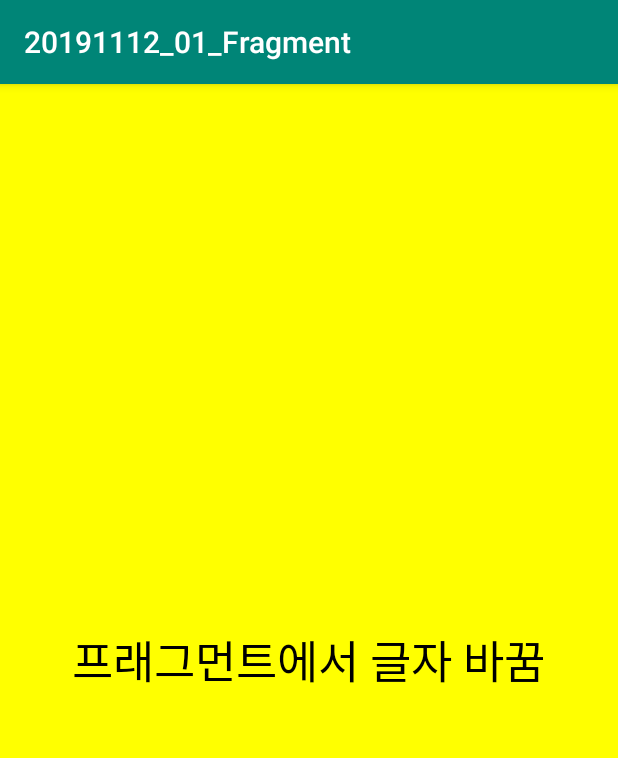
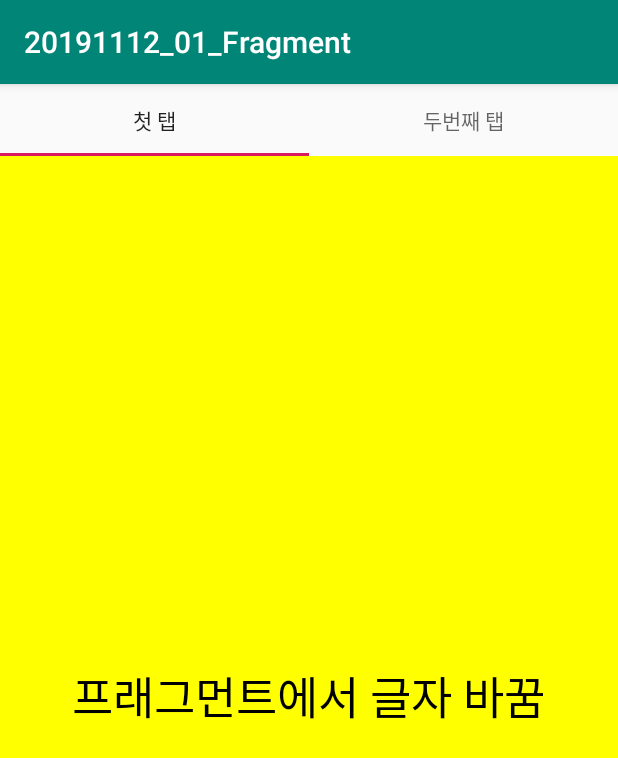
Before and after one commit to sangone88/20191112_01_Fragment, an Android app: the screen it shows after launch (TestActivity), on a phone screen of 412 x 824 dp. Shown: the top 758 px of the screen. Run offline under Robolectric (Android 15) with nearby library versions, the phone set to English and light mode, and no system bars.

Commit message:
탭레이아웃과 뷰페이저의 연결

```diff
--- a/app/src/main/java/com/tjoeun/a20191112_01_fragment/TestActivity.kt
+++ b/app/src/main/java/com/tjoeun/a20191112_01_fragment/TestActivity.kt
@@ -18,6 +18,8 @@ class TestActivity : BaseActivity() {
 
     override fun setValues() {
         testViewPager.adapter = TestViewPagerAdapter(supportFragmentManager)
+
+        myTabLayout.setupWithViewPager(testViewPager)
     }
 
 
--- a/app/src/main/java/com/tjoeun/a20191112_01_fragment/adapters/TestViewPagerAdapter.kt
+++ b/app/src/main/java/com/tjoeun/a20191112_01_fragment/adapters/TestViewPagerAdapter.kt
@@ -35,4 +35,15 @@ class TestViewPagerAdapter(fm:FragmentManager) : FragmentPagerAdapter(fm) {
     override fun getCount(): Int {
       return 2
     }
+
+    override fun getPageTitle(position: Int): CharSequence? {
+        return when(position) {
+            0 -> {
+                "첫 탭"
+            }
+            else -> {
+                "두번째 탭"
+            }
+        }
+    }
 }
--- a/app/src/main/res/layout/activity_test.xml
+++ b/app/src/main/res/layout/activity_test.xml
@@ -6,6 +6,11 @@
     android:layout_height="match_parent"
     android:orientation="vertical"
     tools:context=".TestActivity">
+
+    <com.google.android.material.tabs.TabLayout
+        android:id="@+id/myTabLayout"
+        android:layout_width="match_parent"
+        android:layout_height="wrap_content" />
 
     <androidx.viewpager.widget.ViewPager
         android:id="@+id/testViewPager"
```
